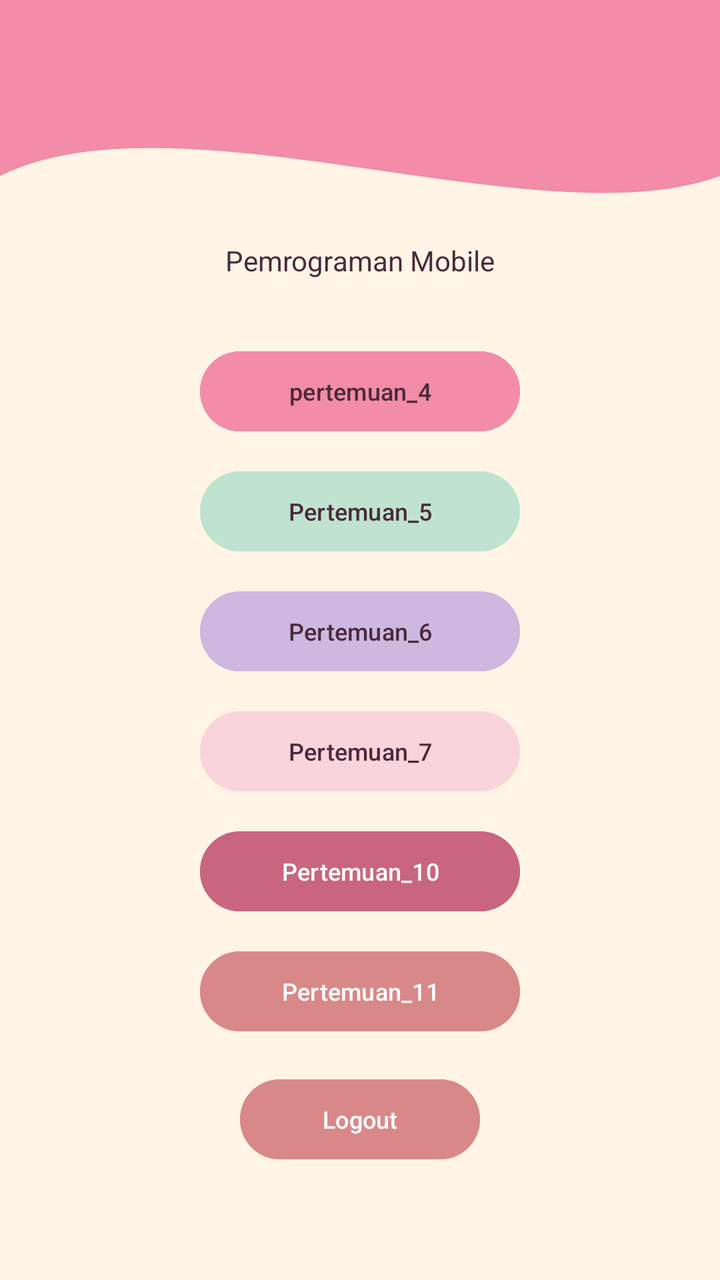
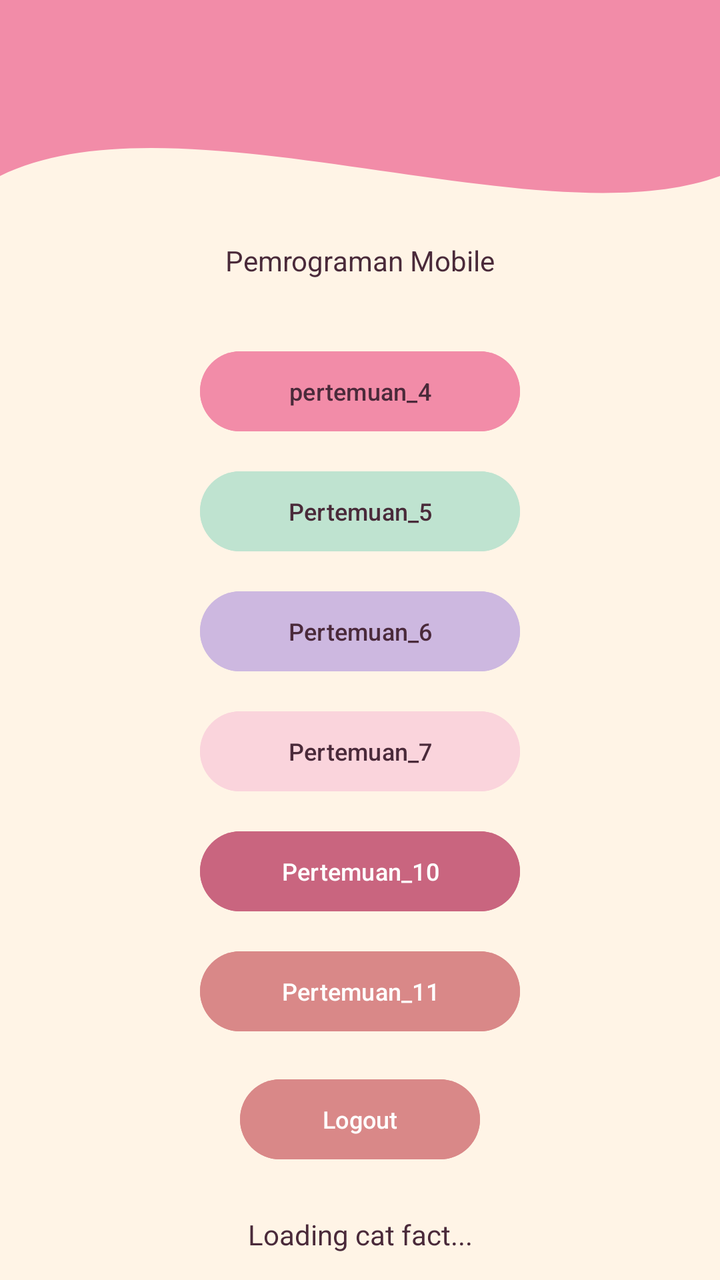

The first picture is an Android layout as it rendered before a commit; the second is the same layout after the commit. The layout source and the unified diff follow.
<!-- AndroidManifest.xml: application theme Theme.Saturnussalsa -->
<!-- res/layout/fragment_home.xml -->
<?xml version="1.0" encoding="utf-8"?>
<androidx.constraintlayout.widget.ConstraintLayout xmlns:android="http://schemas.android.com/apk/res/android"
    xmlns:app="http://schemas.android.com/apk/res-auto"
    xmlns:tools="http://schemas.android.com/tools"
    android:layout_width="match_parent"
    android:layout_height="match_parent"
    android:background="@color/screen_background"
    tools:context=".home.HomeFragment">

    <View
        android:id="@+id/background_header"
        android:layout_width="0dp"
        android:layout_height="220dp"
        android:background="@drawable/bg_header_wave"
        app:layout_constraintStart_toStartOf="parent"
        app:layout_constraintEnd_toEndOf="parent"
        app:layout_constraintTop_toTopOf="parent"/>

    <androidx.appcompat.widget.Toolbar
        android:id="@+id/toolbar"
        android:layout_width="match_parent"
        android:layout_height="?attr/actionBarSize"
        android:background="@android:color/transparent"
        app:layout_constraintTop_toTopOf="parent"
        app:titleTextColor="@android:color/white" />

    <TextView
        android:id="@+id/textViewWelcome"
        android:layout_width="wrap_content"
        android:layout_height="wrap_content"
        android:text="Pemrograman Mobile"
        android:textColor="@color/text_primary"
        android:textSize="14sp"
        app:layout_constraintBottom_toTopOf="@+id/linearLayoutButtons"
        app:layout_constraintEnd_toEndOf="parent"
        app:layout_constraintStart_toStartOf="parent"
        app:layout_constraintTop_toBottomOf="@+id/toolbar"
        app:layout_constraintVertical_chainStyle="packed" />

    <LinearLayout
        android:id="@+id/linearLayoutButtons"
        android:layout_width="wrap_content"
        android:layout_height="wrap_content"
        android:layout_marginTop="32dp"
        android:gravity="center_horizontal"
        android:orientation="vertical"
        app:layout_constraintBottom_toBottomOf="parent"
        app:layout_constraintEnd_toEndOf="parent"
        app:layout_constraintStart_toStartOf="parent"
        app:layout_constraintTop_toBottomOf="@+id/textViewWelcome">

        <com.google.android.material.button.MaterialButton
            android:id="@+id/btnToFourth"
            android:layout_width="160dp"
            android:layout_height="48dp"
            android:layout_marginBottom="12dp"
            android:backgroundTint="@color/palette_p4"
            android:text="pertemuan_4"
            android:textAllCaps="false"
            android:textColor="@color/text_primary"
            android:textSize="12sp"
            app:cornerRadius="24dp" />

        <com.google.android.material.button.MaterialButton
            android:id="@+id/btnToFifth"
            android:layout_width="160dp"
            android:layout_height="48dp"
            android:layout_marginBottom="12dp"
            android:backgroundTint="@color/palette_p5"
            android:text="Pertemuan_5"
            android:textAllCaps="false"
            android:textColor="@color/text_primary"
            android:textSize="12sp"
            app:cornerRadius="24dp" />

        <com.google.android.material.button.MaterialButton
            android:id="@+id/btnToSixth"
            android:layout_width="160dp"
            android:layout_height="48dp"
            android:layout_marginBottom="12dp"
            android:backgroundTint="@color/palette_p6"
            android:text="Pertemuan_6"
            android:textAllCaps="false"
            android:textColor="@color/text_primary"
            android:textSize="12sp"
            app:cornerRadius="24dp" />

        <com.google.android.material.button.MaterialButton
            android:id="@+id/btnToSeventh"
            android:layout_width="160dp"
            android:layout_height="48dp"
            android:layout_marginBottom="12dp"
            android:backgroundTint="@color/palette_p7"
            android:text="Pertemuan_7"
            android:textAllCaps="false"
            android:textColor="@color/text_primary"
            android:textSize="12sp"
            app:cornerRadius="24dp" />

        <com.google.android.material.button.MaterialButton
            android:id="@+id/btnToTenth"
            android:layout_width="160dp"
            android:layout_height="48dp"
            android:layout_marginBottom="12dp"
            android:backgroundTint="@color/palette_p10"
            android:text="Pertemuan_10"
            android:textAllCaps="false"
            android:textColor="#FFFFFF"
            android:textSize="12sp"
            app:cornerRadius="24dp" />

        <com.google.android.material.button.MaterialButton
            android:id="@+id/btnToEleventh"
            android:layout_width="160dp"
            android:layout_height="48dp"
            android:layout_marginBottom="16dp"
            android:backgroundTint="@color/palette_logout"
            android:text="Pertemuan_11"
            android:textAllCaps="false"
            android:textColor="#FFFFFF"
            android:textSize="12sp"
            app:cornerRadius="24dp" />

        <com.google.android.material.button.MaterialButton
            android:id="@+id/btnLogout"
            android:layout_width="120dp"
            android:layout_height="48dp"
            android:backgroundTint="@color/palette_logout"
            android:text="Logout"
            android:textAllCaps="false"
            android:textColor="#FFFFFF"
            android:textSize="12sp"
            app:cornerRadius="24dp" />

    </LinearLayout>

</androidx.constraintlayout.widget.ConstraintLayout>
<!-- resources referenced by this layout -->
<resources>
  <color name="palette_logout">#D98888</color>
  <color name="palette_p10">@color/dusty_rose</color>
  <color name="palette_p4">@color/rose_pink</color>
  <color name="palette_p5">@color/soft_mint</color>
  <color name="palette_p6">@color/lavender</color>
  <color name="palette_p7">@color/blush</color>
  <color name="screen_background">@color/cream</color>
  <color name="text_primary">@color/plum</color>
  <!-- drawable bg_header_wave (drawable) -->
  <vector xmlns:android="http://schemas.android.com/apk/res/android"
      android:width="100dp"
      android:height="100dp"
      android:viewportWidth="100"
      android:viewportHeight="100">
  
      <path
          android:fillColor="?attr/colorPrimary"
          android:pathData="
              M0,0
              L100,0
              L100,40
              C 75,55
                25,20
                0,40
              Z" />
  </vector>
  <style name="Theme.Saturnussalsa" parent="Base.Theme.Saturnussalsa" />
  <color name="dusty_rose">#C9657F</color>
  <color name="rose_pink">#F28CA8</color>
  <color name="soft_mint">#BFE3D0</color>
  <color name="lavender">#CDB8E0</color>
  <color name="blush">#FAD4DC</color>
  <color name="cream">#FFF4E6</color>
  <color name="plum">#4A2A3A</color>
  <style name="Base.Theme.Saturnussalsa" parent="Theme.Material3.DayNight.NoActionBar">
          
          <item name="colorPrimary">@color/purple_primary</item>
          <item name="colorOnPrimary">@color/white</item>
          <item name="colorPrimaryContainer">@color/purple_container</item>
      </style>
  <color name="purple_primary">@color/rose_pink</color>
  <color name="white">#FFFFFFFF</color>
  <color name="purple_container">@color/cream</color>
</resources>

<!-- the commit's change to res/layout/fragment_home.xml (unified diff, before → after) -->
@@ -134,4 +134,26 @@
 
     </LinearLayout>
 
+    <TextView
+        android:id="@+id/tvCatFact"
+        android:layout_width="match_parent"
+        android:layout_height="wrap_content"
+        android:layout_marginTop="24dp"
+        android:gravity="center"
+        android:text="Loading cat fact..."
+        android:textAlignment="center"
+        android:textSize="14sp"
+        android:textColor="@color/text_primary"
+        app:layout_constraintTop_toBottomOf="@+id/linearLayoutButtons" />
+
+    <Button
+        android:id="@+id/btnRefresh"
+        android:layout_width="wrap_content"
+        android:layout_height="wrap_content"
+        android:layout_marginTop="12dp"
+        android:text="Refresh"
+        app:layout_constraintStart_toStartOf="parent"
+        app:layout_constraintEnd_toEndOf="parent"
+        app:layout_constraintTop_toBottomOf="@+id/tvCatFact" />
+
 </androidx.constraintlayout.widget.ConstraintLayout>
